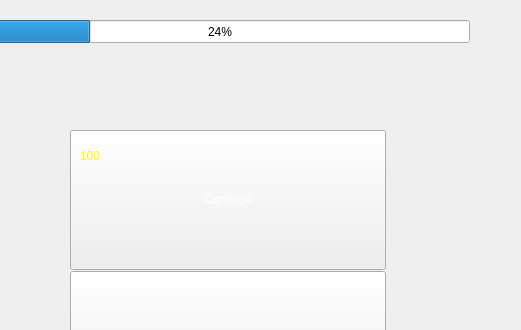
Qt form Encroachment/level1.ui (XJulianSalazarX/Proyecto_Final) before a commit; both pictures show x 420 to 941 and y 0 to 330 of the 1280 by 740 pixel window.
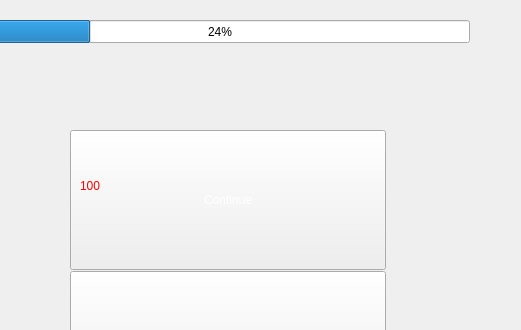
The same form after that commit. Icons and pictures are not drawn.

What changed in the file:
```diff
--- a/Encroachment/level1.ui
+++ b/Encroachment/level1.ui
@@ -163,14 +163,14 @@
    <property name="geometry">
     <rect>
      <x>500</x>
-     <y>80</y>
+     <y>110</y>
      <width>361</width>
      <height>151</height>
     </rect>
    </property>
    <property name="styleSheet">
-    <string notr="true">font: 50pt &quot;MV Boli&quot;;
-color: rgb(255, 255, 0);</string>
+    <string notr="true">font: 30pt &quot;Papyrus&quot;;
+color: rgb(255, 0, 0);</string>
    </property>
    <property name="text">
     <string>100</string>
```
